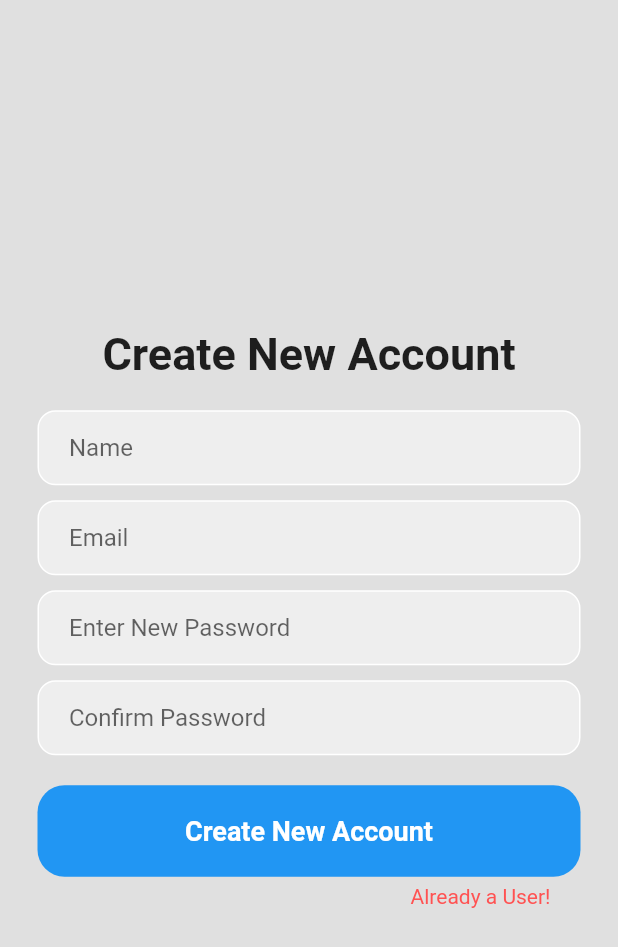
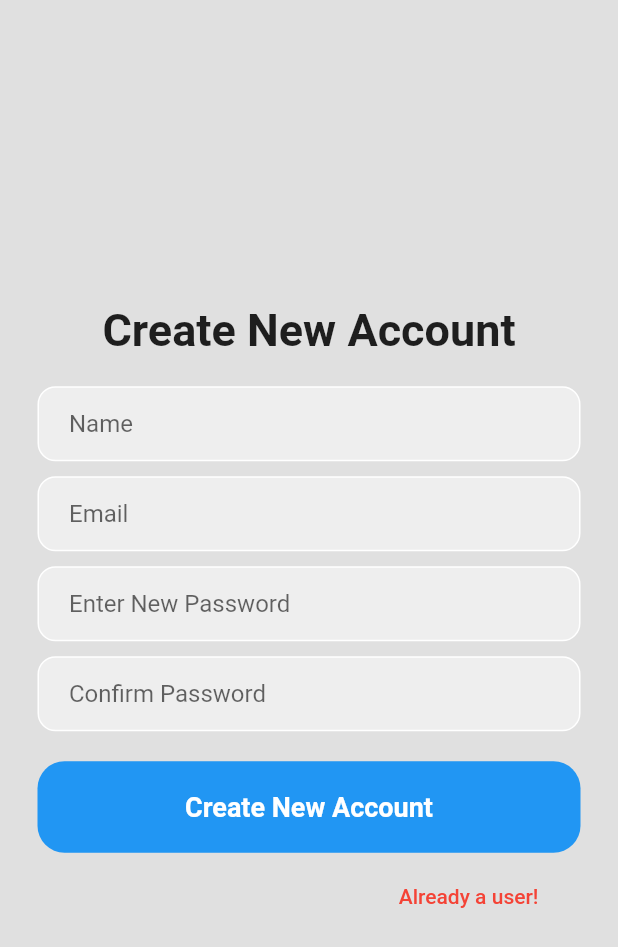
Before and after one commit to NarayanSam/Flutter_Login, a Flutter app: the NewUser screen opened directly, on a phone screen of 412 x 824 dp. Shown: the top 947 px of the screen. Run offline on Flutter 3.47's test engine with Material 2 defaults, Android fonts, the phone set to English and light mode, and no system bars; missing offline and left inert: dart:html.

Commit message:
Link Page

```diff
--- a/lib/NewUser.dart
+++ b/lib/NewUser.dart
@@ -1,6 +1,7 @@
 import 'dart:html';
 
 import 'package:flutter/material.dart';
+import 'package:flutter_application_1/loginPage.dart';
 
 class NewUser extends StatefulWidget {
   const NewUser({Key? key}) : super(key: key);
@@ -149,12 +150,18 @@ class _NewUserState extends State<NewUser> {
               child: Row(
                 mainAxisAlignment: MainAxisAlignment.end,
                 children: [
-                  Text(
-                    'Already a User!',
-                    style: TextStyle(
-                      color: Colors.redAccent,
+                  TextButton(
+                    child: Text("Already a user!"),
+                    style: TextButton.styleFrom(
+                      foregroundColor: Colors.red,
                     ),
-                  )
+                    onPressed: () {
+                      Navigator.push(
+                        context,
+                        MaterialPageRoute(builder: (context) => LoginPage()),
+                      );
+                    },
+                  ),
                 ],
               ),
             ),
```
